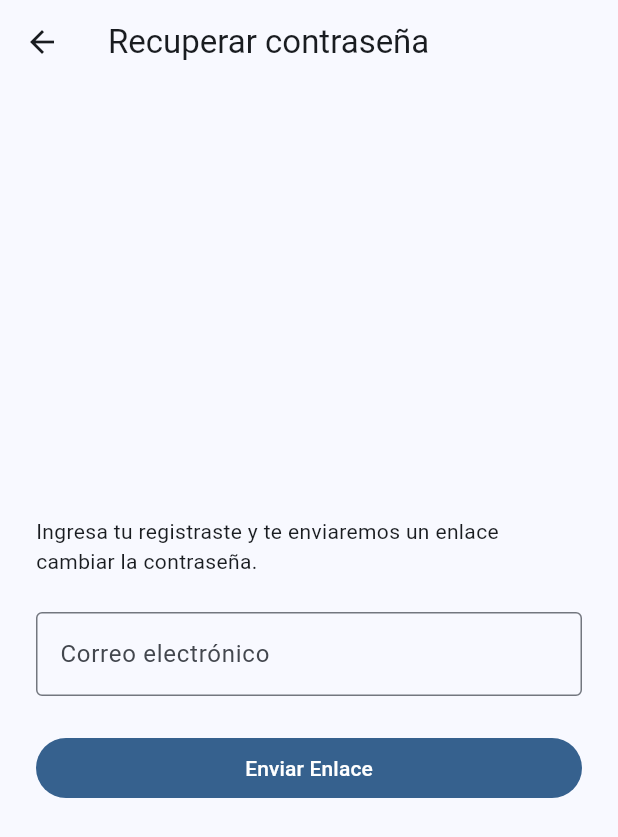
After one commit to RamiroDAgnone/ClubRamiroDAgnone, a Flutter app: the screen it shows after launch, after a tap on "¿Olvidaste tu contraseña?", on a phone screen of 412 x 824 dp. The commit adds this screen. Shown: the top 837 px of the screen. Run offline on Flutter 3.47's test engine with Material 3 defaults, Android fonts, the phone set to English and light mode, and no system bars.

Commit message:
Forgot Password

```diff
--- /dev/null
+++ b/lib/screens/login/forgot_password_screen.dart
@@ -0,0 +1,128 @@
+import "package:flutter/material.dart";
+
+class ForgotPasswordScreen extends StatefulWidget {
+  const ForgotPasswordScreen({super.key});
+
+  @override
+  State<ForgotPasswordScreen> createState() => _ForgotPasswordScreenState();
+}
+
+class _ForgotPasswordScreenState extends State<ForgotPasswordScreen> {
+  final _emailController = TextEditingController();
+
+  String? _errorMessage;
+  // false = request form, true = success confirmation.
+  bool _emailSent = false;
+
+  @override
+  void dispose() {
+    _emailController.dispose();
+    super.dispose();
+  }
+
+  void _onSendPressed() {
+    final email = _emailController.text.trim();
+
+    if (email.isEmpty) {
+      setState(() => _errorMessage = "Debes ingresar tu correo electrónico");
+      return;
+    }
+
+    // Basic format check: must contain "@" and a "." after it.
+    final atIndex = email.indexOf("@");
+    final isValidFormat = atIndex > 0 && email.indexOf(".", atIndex) > atIndex + 1;
+    if (!isValidFormat) {
+      setState(() => _errorMessage = "El correo electrónico no es válido");
+      return;
+    }
+
+    // Temporary: later this will ask Firebase to send the recovery email.
+    setState(() {
+      _errorMessage = null;
+      _emailSent = true;
+    });
+  }
+
+  @override
+  Widget build(BuildContext context) {
+    return Scaffold(
+      appBar: AppBar(title: const Text("Recuperar contraseña")),
+      body: SafeArea(
+        child: Center(
+          child: SingleChildScrollView(
+            padding: const EdgeInsets.all(24),
+            child: ConstrainedBox(
+              constraints: const BoxConstraints(maxWidth: 400),
+              // Show one view or the other depending on _emailSent.
+              child: _emailSent ? _buildConfirmation() : _buildForm(),
+            ),
+          ),
+        ),
+      ),
+    );
+  }
+
+  Widget _buildForm() {
+    return Column(
+      mainAxisSize: MainAxisSize.min,
+      crossAxisAlignment: CrossAxisAlignment.stretch,
+      children: [
+        Text(
+          "Ingresa tu registraste y te enviaremos un enlace cambiar la contraseña.",
+          style: Theme.of(context).textTheme.bodyMedium,
+        ),
+        const SizedBox(height: 24),
+        TextField(
+          controller: _emailController,
+          keyboardType: TextInputType.emailAddress,
+          decoration: const InputDecoration(
+            labelText: "Correo electrónico",
+            border: OutlineInputBorder(),
+          ),
+        ),
+        if (_errorMessage != null) ...[
+          const SizedBox(height: 12),
+          Text(
+            _errorMessage!,
+            style: TextStyle(color: Theme.of(context).colorScheme.error),
+          ),
+        ],
+        const SizedBox(height: 24),
+        FilledButton(
+          onPressed: _onSendPressed,
+          child: const Text("Enviar Enlace"),
+        ),
+      ],
+    );
+  }
+
+  Widget _buildConfirmation() {
+    return Column(
+      mainAxisSize: MainAxisSize.min,
+      crossAxisAlignment: CrossAxisAlignment.stretch,
+      children: [
+        Icon(
+          Icons.mark_email_read_outlined,
+          size: 64,
+          color: Theme.of(context).colorScheme.primary,
+        ),
+        const SizedBox(height: 16),
+        Text(
+          "¡Correo enviado!",
+          textAlign: TextAlign.center,
+          style: Theme.of(context).textTheme.headlineSmall,
+        ),
+        const SizedBox(height: 8),
+        Text(
+          "Revisa tu bandeja de entrada en ${_emailController.text.trim()} y sigue las instrucciones para cambiar su contraseña.",
+          textAlign: TextAlign.center,
+        ),
+        const SizedBox(height: 24),
+        FilledButton(
+          onPressed: () => Navigator.of(context).pop(),
+          child: const Text("Volver al Inicio de Sesión"),
+        ),
+      ],
+    );
+  }
+}
--- a/lib/screens/login/login_screen.dart
+++ b/lib/screens/login/login_screen.dart
@@ -1,6 +1,7 @@
 import "package:flutter/material.dart";
 import "../main_shell.dart";
 import "register_screen.dart";
+import "forgot_password_screen.dart";
 
 class LoginScreen extends StatefulWidget {
   const LoginScreen({super.key});
@@ -88,6 +89,17 @@ class _LoginScreenState extends State<LoginScreen> {
                       ),
                     ),
                   ),
+                  Align(
+                    alignment: Alignment.centerRight,
+                    child: TextButton(
+                      onPressed: () => Navigator.of(context).push(
+                        MaterialPageRoute(
+                          builder: (_) => const ForgotPasswordScreen(),
+                        ),
+                      ),
+                      child: const Text("¿Olvidaste tu contraseña?"),
+                    ),
+                  ),
                   if (_errorMessage != null) ...[
                     const SizedBox(height: 12),
                     Text(
```
